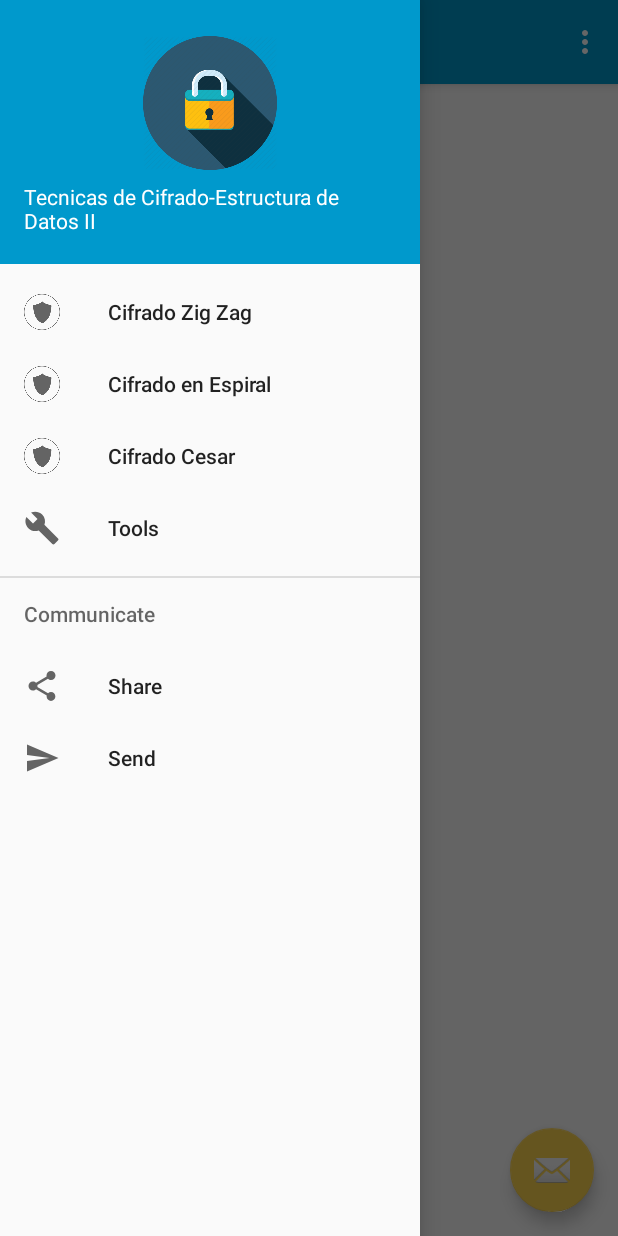
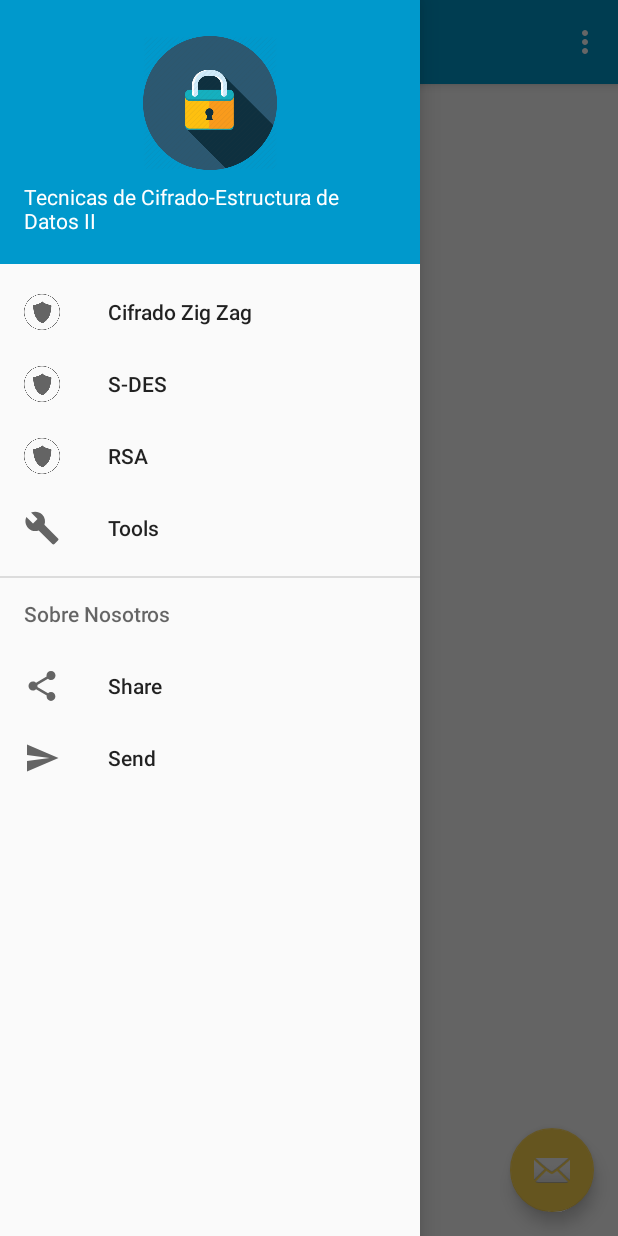
Before and after one commit to JoshHC/LAB03-ED2, an Android app: the screen it shows after launch (MainActivity), with the side drawer open, on a phone screen of 412 x 824 dp. Run offline under Robolectric (Android 15) with nearby library versions, the phone set to English and light mode, and no system bars.

Commit message:
Primeros Cambios
Solamente Interfaz Gráfica

```diff
--- a/CifradoC/app/src/main/java/com/example/josue/cifrado/MainActivity.java
+++ b/CifradoC/app/src/main/java/com/example/josue/cifrado/MainActivity.java
@@ -85,7 +85,7 @@ public class MainActivity extends AppCompatActivity
         if (id == R.id.nav_camera) {
             fragmentManager.beginTransaction().replace(R.id.contenedor, new CifradoZigZag()).commit();
         } else if (id == R.id.nav_gallery) {
-            fragmentManager.beginTransaction().replace(R.id.contenedor, new CifradoEspiral()).commit();
+            fragmentManager.beginTransaction().replace(R.id.contenedor, new SDES()).commit();
         } else if (id == R.id.nav_slideshow) {
             fragmentManager.beginTransaction().replace(R.id.contenedor, new CifradoCesar()).commit();
         } else if (id == R.id.nav_manage) {
--- a/CifradoC/app/src/main/res/menu/activity_main_drawer.xml
+++ b/CifradoC/app/src/main/res/menu/activity_main_drawer.xml
@@ -11,18 +11,18 @@
         <item
             android:id="@+id/nav_gallery"
             android:icon="@drawable/l6"
-            android:title="Cifrado en Espiral" />
+            android:title="S-DES" />
         <item
             android:id="@+id/nav_slideshow"
             android:icon="@drawable/l6"
-            android:title="Cifrado Cesar" />
+            android:title="RSA" />
         <item
             android:id="@+id/nav_manage"
             android:icon="@drawable/ic_menu_manage"
             android:title="Tools" />
     </group>
 
-    <item android:title="Communicate">
+    <item android:title="Sobre Nosotros">
         <menu>
             <item
                 android:id="@+id/nav_share"
```
Also changed, not shown: CifradoC/app/src/main/java/com/example/josue/cifrado/SDES.java (added, +20 -0 lines), CifradoC/app/src/main/res/layout/fragment_sde.xml (added, +14 -0 lines).
